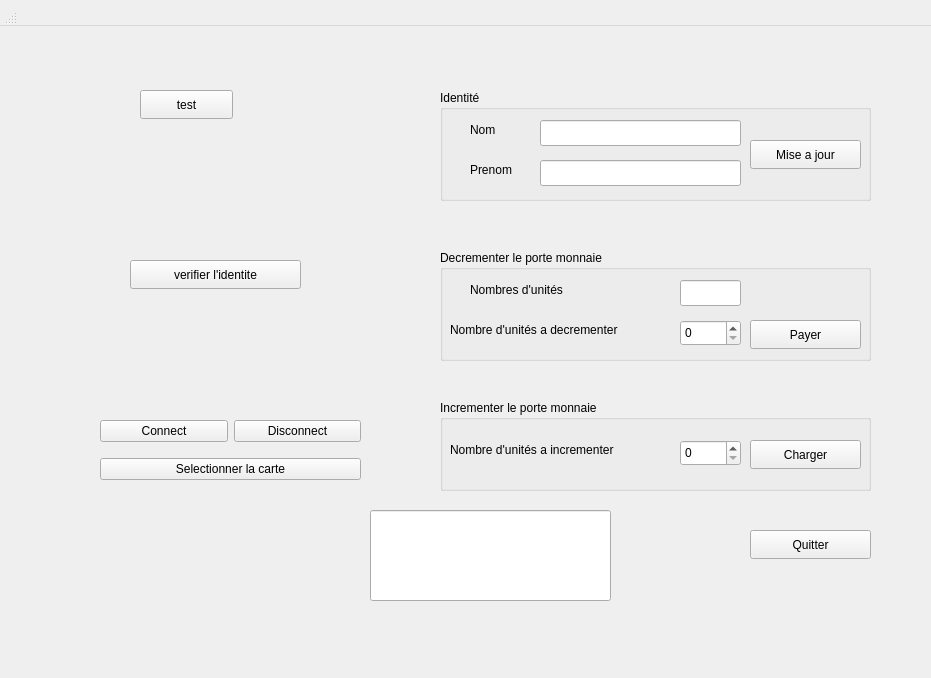
Qt form interface_carte/mafenetre.ui (Cyrille175/Interface_carte) before a commit.
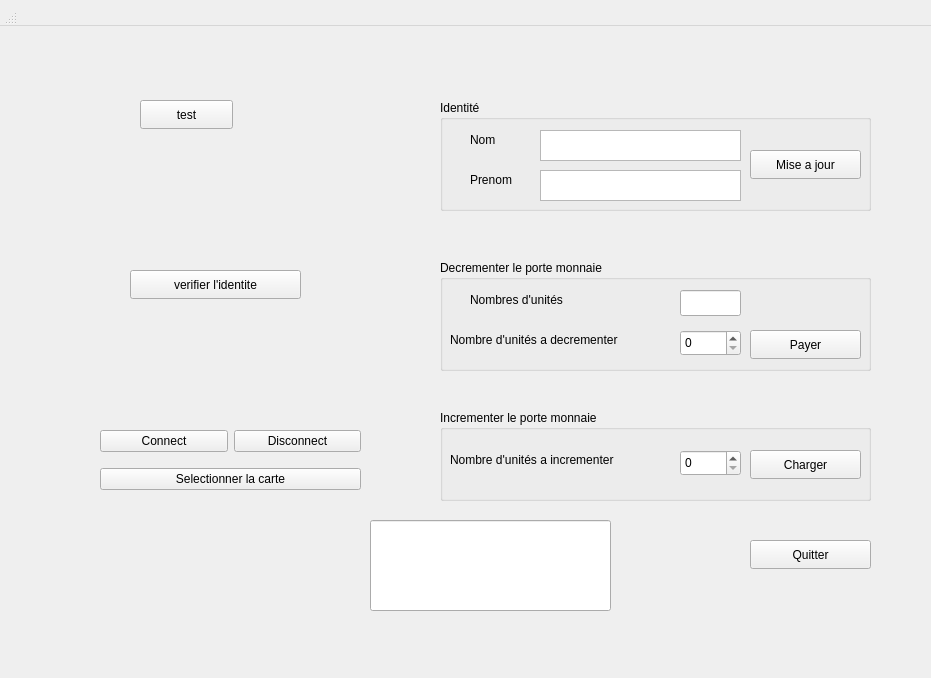
The same form after that commit.

What changed in the file:
```diff
--- a/interface_carte/mafenetre.ui
+++ b/interface_carte/mafenetre.ui
@@ -17,7 +17,7 @@
    <property name="geometry">
     <rect>
      <x>0</x>
-     <y>0</y>
+     <y>10</y>
      <width>971</width>
      <height>649</height>
     </rect>
@@ -34,26 +34,6 @@
     <property name="title">
      <string>Identité</string>
     </property>
-    <widget class="QLineEdit" name="nom">
-     <property name="geometry">
-      <rect>
-       <x>100</x>
-       <y>30</y>
-       <width>201</width>
-       <height>26</height>
-      </rect>
-     </property>
-    </widget>
-    <widget class="QLineEdit" name="prenom">
-     <property name="geometry">
-      <rect>
-       <x>100</x>
-       <y>70</y>
-       <width>201</width>
-       <height>26</height>
-      </rect>
-     </property>
-    </widget>
     <widget class="QPushButton" name="update">
      <property name="geometry">
       <rect>
@@ -93,6 +73,26 @@
       <string>Nom</string>
      </property>
     </widget>
+    <widget class="QTextEdit" name="nom">
+     <property name="geometry">
+      <rect>
+       <x>100</x>
+       <y>30</y>
+       <width>201</width>
+       <height>31</height>
+      </rect>
+     </property>
+    </widget>
+    <widget class="QTextEdit" name="prenom">
+     <property name="geometry">
+      <rect>
+       <x>100</x>
+       <y>70</y>
+       <width>201</width>
+       <height>31</height>
+      </rect>
+     </property>
+    </widget>
    </widget>
    <widget class="QGroupBox" name="groupBox_2">
     <property name="geometry">
```
